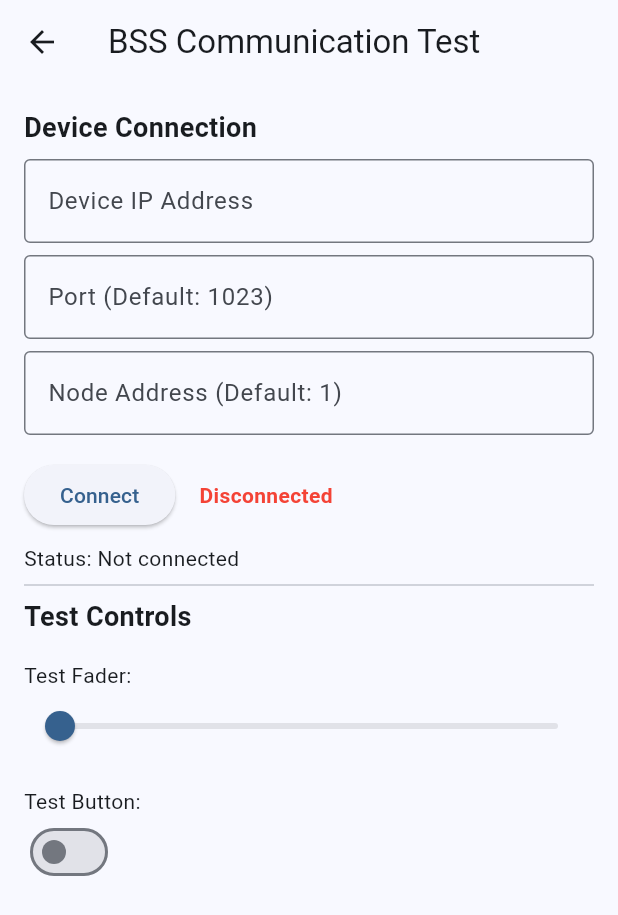
After one commit to buzzspeakerhire/bss-control-app, a Flutter app: the screen it shows after launch, after a tap on "Run Communication Test", on a phone screen of 412 x 824 dp. The commit adds this screen. Shown: the top 915 px of the screen. Run offline on Flutter 3.47's test engine with Material 3 defaults, Android fonts, the light colour scheme and no system bars; our stand-ins replace file_picker, shared_preferences.

Commit message:
comment info here

```diff
--- /dev/null
+++ b/lib/screens/communication_test_screen.dart
@@ -0,0 +1,238 @@
+import 'package:flutter/material.dart';
+import '../services/device_communication_service.dart';
+import '../models/state_variable_model.dart';
+
+
+class CommunicationTestScreen extends StatefulWidget {
+  const CommunicationTestScreen({super.key});
+
+  @override
+  State<CommunicationTestScreen> createState() => _CommunicationTestScreenState();
+}
+
+class _CommunicationTestScreenState extends State<CommunicationTestScreen> {
+  final DeviceCommunicationService _communicationService = DeviceCommunicationService();
+  bool _isConnected = false;
+  String _statusMessage = 'Not connected';
+  String _deviceIp = '';
+  int _devicePort = 1023; // Default BSS port
+  int _nodeAddress = 1; // Default node address
+  double _faderValue = 0.0;
+  bool _buttonValue = false;
+
+  @override
+  void initState() {
+    super.initState();
+    // Listen for value changes from the device
+    _communicationService.onValueChanged.listen(_handleValueChanged);
+  }
+
+  Future<void> _connectToDevice() async {
+    setState(() {
+      _statusMessage = 'Connecting...';
+    });
+
+    try {
+      final success = await _communicationService.connectToDevice(
+        'testDevice', // Simple ID for this test
+        _deviceIp,
+        _devicePort,
+        _nodeAddress,
+      );
+
+      setState(() {
+        _isConnected = success;
+        _statusMessage = success ? 'Connected successfully' : 'Connection failed';
+      });
+
+      if (success) {
+        // You can subscribe to some parameters here if needed
+        // For example:
+        // await _communicationService.subscribeToParameter('testDevice', 0x010203, 0);
+      }
+    } catch (e) {
+      setState(() {
+        _isConnected = false;
+        _statusMessage = 'Error: $e';
+      });
+    }
+  }
+
+  void _handleValueChanged(StateVariableUpdate update) {
+    // Handle updates from the device
+    print('Received update: ${update.stateVariableId} = ${update.value}');
+
+    // You could update UI controls based on these updates
+  }
+
+  Future<void> _sendFaderValue() async {
+    if (!_isConnected) {
+      setState(() {
+        _statusMessage = 'Not connected. Cannot send value.';
+      });
+      return;
+    }
+
+    try {
+      // Example: Send to object ID 0x010203, parameter 0
+      final success = await _communicationService.setParameterPercent(
+        'testDevice',
+        0x010203, // Replace with actual object ID
+        0, // Usually 0 for the primary parameter
+        _faderValue,
+      );
+
+      setState(() {
+        _statusMessage = success
+            ? 'Sent fader value: $_faderValue'
+            : 'Failed to send fader value';
+      });
+    } catch (e) {
+      setState(() {
+        _statusMessage = 'Error sending fader value: $e';
+      });
+    }
+  }
+
+  Future<void> _sendButtonValue() async {
+    if (!_isConnected) {
+      setState(() {
+        _statusMessage = 'Not connected. Cannot send value.';
+      });
+      return;
+    }
+
+    try {
+      // Example: Send to object ID 0x020304, parameter 0
+      final success = await _communicationService.setParameterRaw(
+        'testDevice',
+        0x020304, // Replace with actual object ID
+        0, // Usually 0 for the primary parameter
+        _buttonValue ? 1 : 0,
+      );
+
+      setState(() {
+        _statusMessage = success
+            ? 'Sent button state: $_buttonValue'
+            : 'Failed to send button state';
+      });
+    } catch (e) {
+      setState(() {
+        _statusMessage = 'Error sending button state: $e';
+      });
+    }
+  }
+
+  @override
+  Widget build(BuildContext context) {
+    return Scaffold(
+      appBar: AppBar(
+        title: const Text('BSS Communication Test'),
+      ),
+      body: Padding(
+        padding: const EdgeInsets.all(16.0),
+        child: Column(
+          crossAxisAlignment: CrossAxisAlignment.start,
+          children: [
+            const Text(
+              'Device Connection',
+              style: TextStyle(fontSize: 18, fontWeight: FontWeight.bold),
+            ),
+            const SizedBox(height: 8),
+            TextField(
+              decoration: const InputDecoration(
+                labelText: 'Device IP Address',
+                border: OutlineInputBorder(),
+              ),
+              onChanged: (value) {
+                _deviceIp = value;
+              },
+            ),
+            const SizedBox(height: 8),
+            TextField(
+              decoration: const InputDecoration(
+                labelText: 'Port (Default: 1023)',
+                border: OutlineInputBorder(),
+              ),
+              keyboardType: TextInputType.number,
+              onChanged: (value) {
+                _devicePort = int.tryParse(value) ?? 1023;
+              },
+            ),
+            const SizedBox(height: 8),
+            TextField(
+              decoration: const InputDecoration(
+                labelText: 'Node Address (Default: 1)',
+                border: OutlineInputBorder(),
+              ),
+              keyboardType: TextInputType.number,
+              onChanged: (value) {
+                _nodeAddress = int.tryParse(value) ?? 1;
+              },
+            ),
+            const SizedBox(height: 16),
+            Row(
+              children: [
+                ElevatedButton(
+                  onPressed: _connectToDevice,
+                  child: const Text('Connect'),
+                ),
+                const SizedBox(width: 16),
+                Text(
+                  _isConnected ? 'Connected' : 'Disconnected',
+                  style: TextStyle(
+                    color: _isConnected ? Colors.green : Colors.red,
+                    fontWeight: FontWeight.bold,
+                  ),
+                ),
+              ],
+            ),
+            const SizedBox(height: 8),
+            Text('Status: $_statusMessage'),
+            const Divider(),
+            const Text(
+              'Test Controls',
+              style: TextStyle(fontSize: 18, fontWeight: FontWeight.bold),
+            ),
+            const SizedBox(height: 16),
+            const Text('Test Fader:'),
+            Slider(
+              min: 0.0,
+              max: 100.0,
+              value: _faderValue,
+              label: _faderValue.toStringAsFixed(1),
+              onChanged: (value) {
+                setState(() {
+                  _faderValue = value;
+                });
+              },
+              onChangeEnd: (value) {
+                _sendFaderValue();
+              },
+            ),
+            const SizedBox(height: 16),
+            const Text('Test Button:'),
+            Switch(
+              value: _buttonValue,
+              onChanged: (value) {
+                setState(() {
+                  _buttonValue = value;
+                });
+                _sendButtonValue();
+              },
+            ),
+          ],
+        ),
+      ),
+    );
+  }
+
+  @override
+  void dispose() {
+    // Make sure to disconnect when leaving the screen
+    if (_isConnected) {
+      _communicationService.disconnectFromDevice('testDevice');
+    }
+    super.dispose();
+  }
+}
--- a/lib/screens/home_screen.dart
+++ b/lib/screens/home_screen.dart
@@ -6,6 +6,7 @@ import 'advanced_control_screen.dart';
 import 'control_screen.dart';
 import 'panel_import_screen.dart';
 import 'venue_edit_screen.dart';
+import 'communication_test_screen.dart';
 import '../services/panel_parser.dart';
 
 class HomeScreen extends StatefulWidget {
@@ -122,6 +123,26 @@ class _HomeScreenState extends State<HomeScreen> {
         _buildVenuesSection(),
         const Divider(),
         _buildRecentPanelsSection(),
+        // Add Communication Test Button
+        Padding(
+          padding: const EdgeInsets.all(16.0),
+          child: ElevatedButton.icon(
+            onPressed: () {
+              Navigator.push(
+                context,
+                MaterialPageRoute(
+                  builder: (context) => const CommunicationTestScreen(),
+                ),
+              );
+            },
+            icon: const Icon(Icons.cable),
+            label: const Text('Run Communication Test'),
+            style: ElevatedButton.styleFrom(
+              backgroundColor: Colors.orange,
+              foregroundColor: Colors.white,
+            ),
+          ),
+        ),
       ],
     );
   }
```
